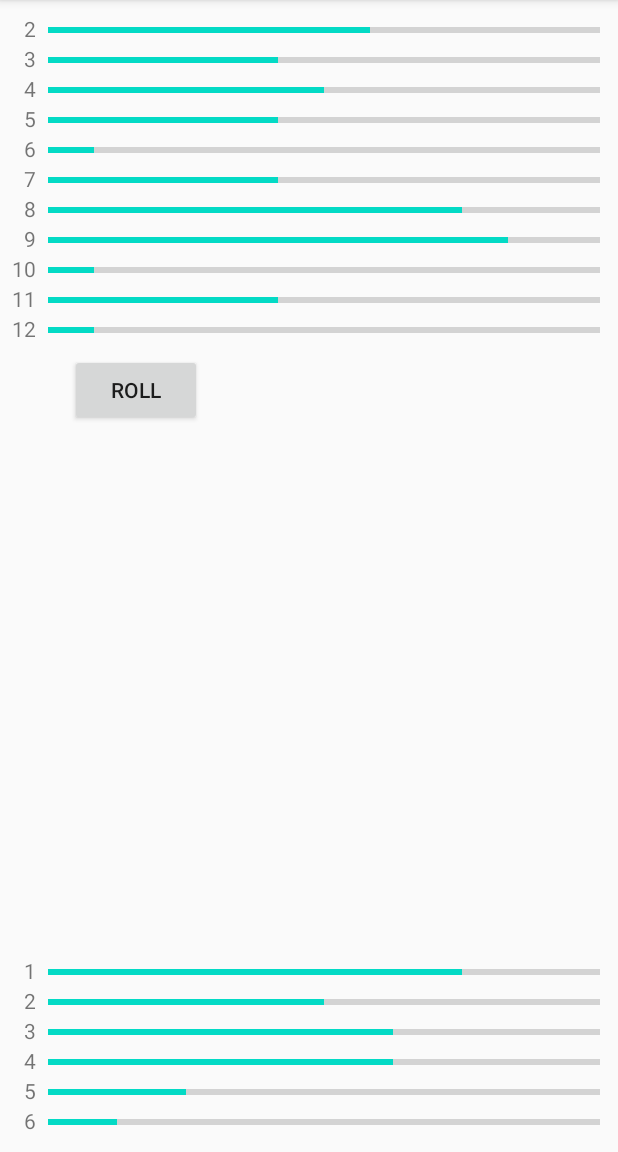
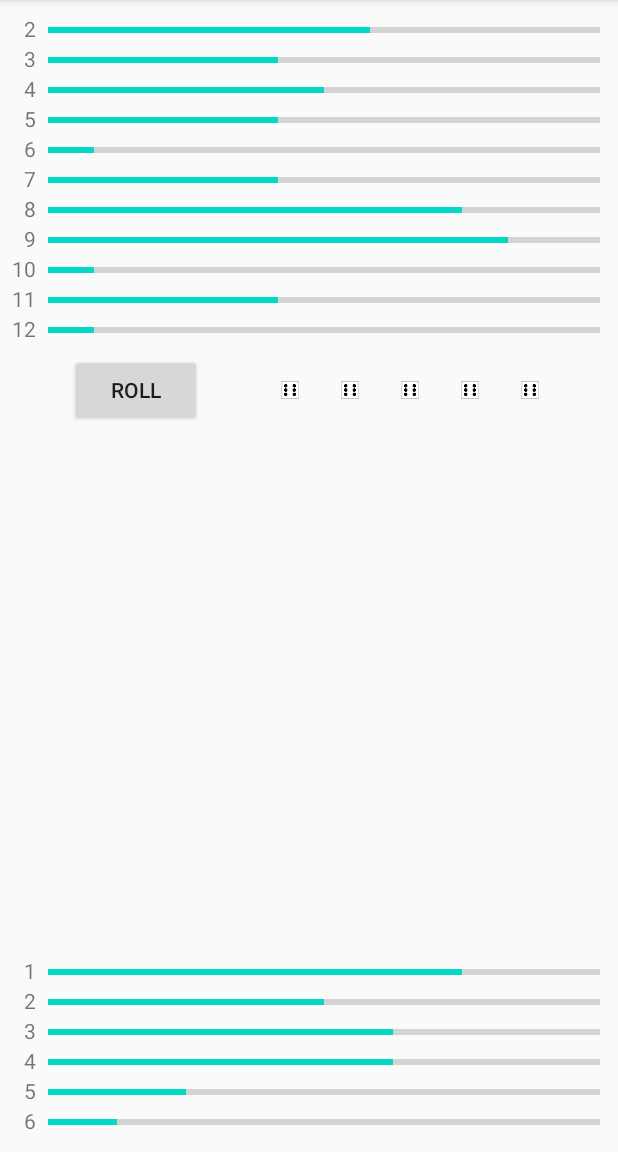
Before and after one commit to amberrz/dice-solitaire, an Android app: the screen it shows after launch (MainActivity), on a phone screen of 412 x 824 dp, the part 84-1236 px from its top. Run offline under Robolectric (Android 15) with nearby library versions, the phone set to English and light mode, and no system bars.

Commit message:
Wired field to dice ImageView objects.

```diff
--- a/app/src/main/java/edu/cnm/deepdive/dicesolitaire/MainActivity.java
+++ b/app/src/main/java/edu/cnm/deepdive/dicesolitaire/MainActivity.java
@@ -1,9 +1,12 @@
 package edu.cnm.deepdive.dicesolitaire;
 
 import android.content.res.Resources;
+import android.graphics.drawable.Drawable;
+import android.provider.MediaStore.Images;
 import android.view.View;
 import android.view.View.OnClickListener;
 import android.widget.Button;
+import android.widget.ImageView;
 import android.widget.ProgressBar;
 import android.widget.TextView;
 import androidx.appcompat.app.AppCompatActivity;
@@ -19,17 +22,21 @@ import java.util.Arrays;
 import java.util.Random;
 
 public class MainActivity extends AppCompatActivity {
-private static final String PAIR_LABEL_ID_FORMAT = "pair_%d_label";
+
+  private static final String PAIR_LABEL_ID_FORMAT = "pair_%d_label";
   private static final String PAIR_COUNT_ID_FORMAT = "pair_%d_count";
-   private static final String SCRATCH_LABEL_ID_FORMAT = "scratch_%d_label";
+  private static final String SCRATCH_LABEL_ID_FORMAT = "scratch_%d_label";
   private static final String SCRATCH_COUNT_ID_FORMAT = "scratch_%d_count";
-
-  private TextView[] scratchLabels;
-  private ProgressBar[] scratchCounts;
+  private static final String DIE_IMAGE_ID_FORMAT = "die_%d";
+private static final String DICE_FACE_ID_FORMAT = "face_%d";
   private int minPairValue = 2;
   private int maxPairValue = 2 * Roll.NUM_FACES;
   private TextView[] pairLabels;
   private ProgressBar[] pairCount;
+  private TextView[] scratchLabels;
+  private ProgressBar[] scratchCounts;
+  private ImageView[] diceImages;
+  private Drawable[] diceFaces;
   private Button roller;
   private Random rng = new Random();
 
@@ -44,7 +51,7 @@ private static final String PAIR_LABEL_ID_FORMAT = "pair_%d_label";
     Resources res = getResources();
     NumberFormat formatter = NumberFormat.getNumberInstance();
     setupPairControls(res, formatter);
-    setupPlayControls();
+    setupPlayControls(res);
     setupScratchControls(res, formatter);
   }
 
@@ -63,9 +70,21 @@ private static final String PAIR_LABEL_ID_FORMAT = "pair_%d_label";
     }
   }
 
-  private void setupPlayControls() {
+  private void setupPlayControls(Resources res) {
      roller = findViewById(R.id.roller);
-    // TODO Find and write up dice ImageView object.
+    diceImages = new ImageView[Roll.NUM_DICE];
+    for(int i = 0; i < Roll.NUM_DICE; i++) {
+      String idString = String.format(DIE_IMAGE_ID_FORMAT, i + 1);
+      int id = res.getIdentifier(idString, "id", getPackageName());
+      diceImages[i] = findViewById(id);
+      diceImages[i].setImageDrawable(getDrawable(R.drawable.face_6));
+    }
+    diceFaces = new Drawable[Roll.NUM_FACES];
+    for (int i = 0; i < Roll.NUM_FACES; i++) {
+String idString = String.format(DICE_FACE_ID_FORMAT, i + 1);
+int id = res.getIdentifier(idString,"drawable", getPackageName());
+diceFaces[i] = getDrawable(id);
+    }
     roller.setOnClickListener(new OnClickListener() {
       @Override
       public void onClick(View v) {
```
